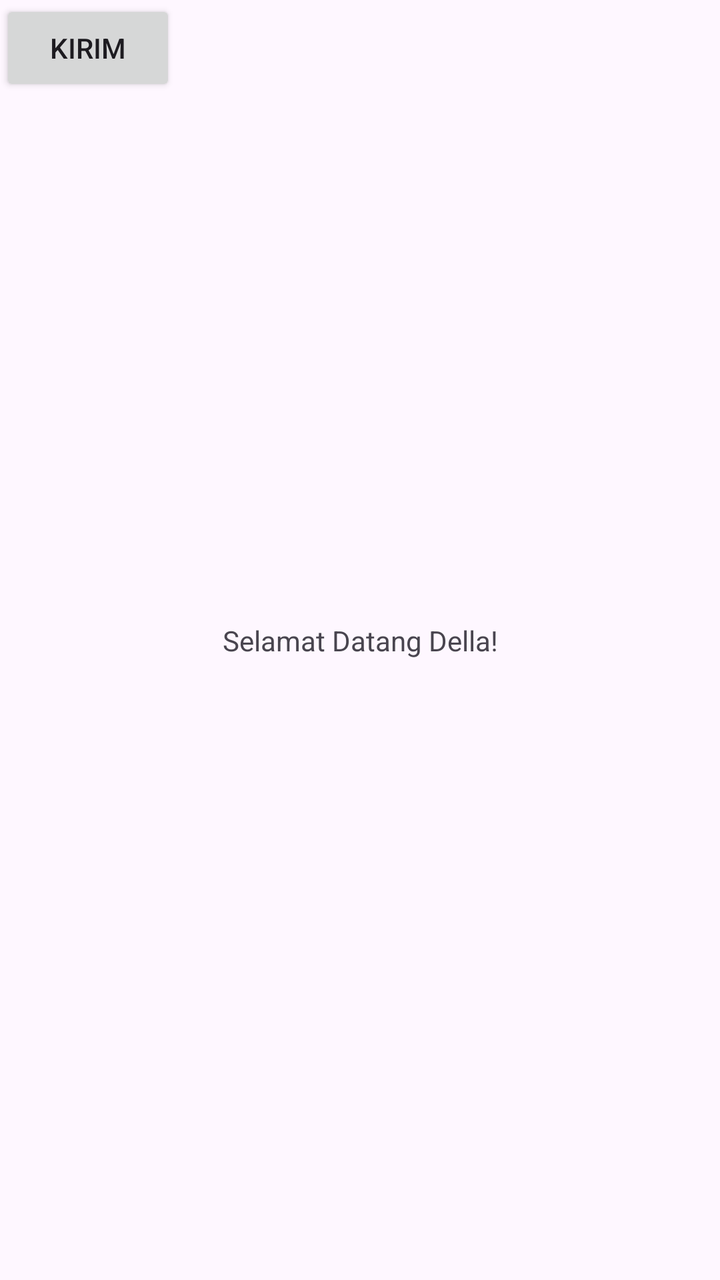
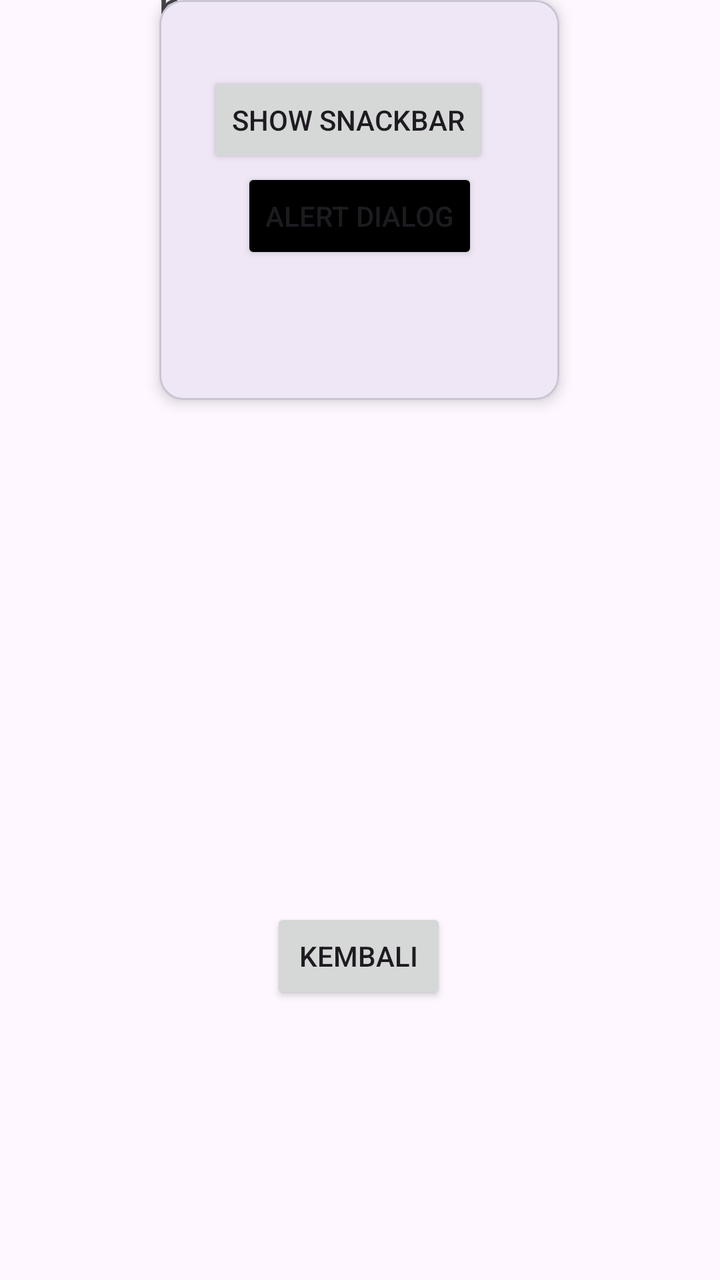

The first picture is an Android layout as it rendered before a commit; the second is the same layout after the commit. The layout source and the unified diff follow.
<!-- AndroidManifest.xml: application theme Theme.Dellaapps -->
<!-- res/layout/activity_main.xml -->
<?xml version="1.0" encoding="utf-8"?>
<androidx.constraintlayout.widget.ConstraintLayout xmlns:android="http://schemas.android.com/apk/res/android"
    xmlns:app="http://schemas.android.com/apk/res-auto"
    xmlns:tools="http://schemas.android.com/tools"
    android:id="@+id/main"
    android:layout_width="match_parent"
    android:layout_height="match_parent"
    tools:context=".MainActivity">

    <TextView
        android:layout_width="wrap_content"
        android:layout_height="wrap_content"
        android:text="Selamat Datang Della!"
        app:layout_constraintBottom_toBottomOf="parent"
        app:layout_constraintEnd_toEndOf="parent"
        app:layout_constraintStart_toStartOf="parent"
        app:layout_constraintTop_toTopOf="parent" />

    <Button
        android:id="@+id/button"
        android:layout_width="wrap_content"
        android:layout_height="wrap_content"
        android:text="Kirim"
        tools:layout_editor_absoluteX="168dp"
        tools:layout_editor_absoluteY="523dp" />

</androidx.constraintlayout.widget.ConstraintLayout>
<!-- resources referenced by this layout -->
<resources>
  <style name="Theme.Dellaapps" parent="Base.Theme.Dellaapps" />
  <style name="Base.Theme.Dellaapps" parent="Theme.Material3.DayNight.NoActionBar">
          
          
      </style>
</resources>

<!-- the commit's change to res/layout/activity_main.xml (unified diff, before → after) -->
@@ -5,23 +5,75 @@
     android:id="@+id/main"
     android:layout_width="match_parent"
     android:layout_height="match_parent"
-    tools:context=".MainActivity">
+    android:backgroundTint="#7EB876"
+    tools:context="com.example.della_apps.MainActivity">
 
     <TextView
+        android:id="@+id/textView5"
         android:layout_width="wrap_content"
         android:layout_height="wrap_content"
-        android:text="Selamat Datang Della!"
+        android:text="halaman 4"
+        android:textSize="25dp"
+        app:layout_constraintBottom_toTopOf="@+id/materialCardView"
+        app:layout_constraintEnd_toEndOf="parent"
+        app:layout_constraintHorizontal_bias="0.324"
+        app:layout_constraintStart_toStartOf="parent"
+        app:layout_constraintTop_toTopOf="parent"
+        app:layout_constraintVertical_bias="0.407" />
+
+    <Button
+        android:id="@+id/btnKembali"
+        android:layout_width="wrap_content"
+        android:layout_height="wrap_content"
+        android:layout_marginTop="116dp"
+        android:text="kembali"
         app:layout_constraintBottom_toBottomOf="parent"
         app:layout_constraintEnd_toEndOf="parent"
+        app:layout_constraintHorizontal_bias="0.498"
         app:layout_constraintStart_toStartOf="parent"
-        app:layout_constraintTop_toTopOf="parent" />
+        app:layout_constraintTop_toBottomOf="@+id/materialCardView"/>
 
-    <Button
-        android:id="@+id/button"
-        android:layout_width="wrap_content"
-        android:layout_height="wrap_content"
-        android:text="Kirim"
-        tools:layout_editor_absoluteX="168dp"
-        tools:layout_editor_absoluteY="523dp" />
+    <com.google.android.material.card.MaterialCardView
+        android:id="@+id/materialCardView"
+        android:layout_width="200dp"
+        android:layout_height="200dp"
+        app:cardElevation="4dp"
+        app:layout_constraintBaseline_toBottomOf="@+id/textView5"
+        app:layout_constraintEnd_toEndOf="parent"
+        app:layout_constraintHorizontal_bias="0.497"
+        app:layout_constraintStart_toStartOf="parent"
+        tools:layout_editor_absoluteY="150dp">
+
+
+        <androidx.constraintlayout.widget.ConstraintLayout
+            android:layout_width="match_parent"
+            android:layout_height="match_parent"
+            android:layout_margin="20dp">
+
+            <Button
+                android:id="@+id/btnShowSnackbar"
+                android:layout_width="wrap_content"
+                android:layout_height="wrap_content"
+                android:layout_marginStart="4dp"
+                android:layout_marginTop="16dp"
+                android:text="Show Snackbar"
+                app:layout_constraintStart_toStartOf="parent"
+                app:layout_constraintTop_toTopOf="parent" />
+
+            <Button
+                android:id="@+id/btnShowAlertDialog"
+                android:layout_width="wrap_content"
+                android:layout_height="wrap_content"
+                android:backgroundTint="@color/black"
+                android:text="Alert Dialog"
+                app:layout_constraintEnd_toEndOf="parent"
+                app:layout_constraintHorizontal_bias="0.504"
+                app:layout_constraintStart_toStartOf="parent"
+                app:layout_constraintTop_toBottomOf="@+id/btnShowSnackbar"
+                app:layout_constraintVertical_bias="0.0" />
+
+        </androidx.constraintlayout.widget.ConstraintLayout>
+
+    </com.google.android.material.card.MaterialCardView>
 
 </androidx.constraintlayout.widget.ConstraintLayout>
<!-- resource entries referenced after the edit -->
@@ -1,5 +1,6 @@
 <!-- resources referenced by this layout -->
 <resources>
+  <color name="black">#FF000000</color>
   <style name="Theme.Dellaapps" parent="Base.Theme.Dellaapps" />
   <style name="Base.Theme.Dellaapps" parent="Theme.Material3.DayNight.NoActionBar">
           
